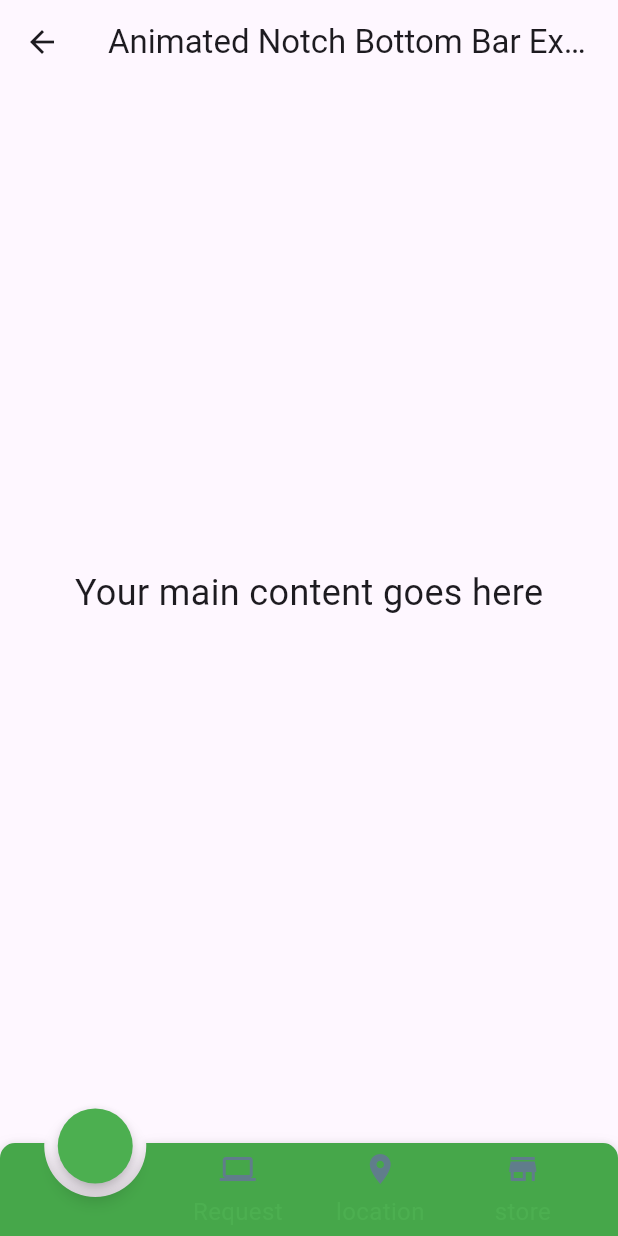
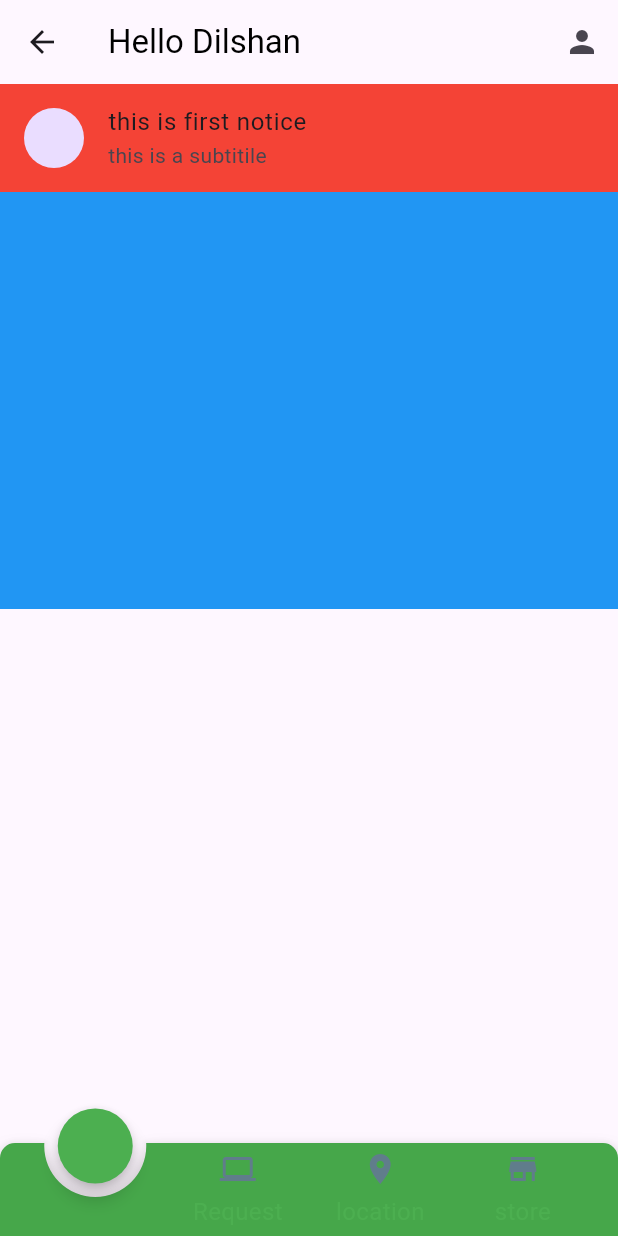
Before and after one commit to dilshan-mp/ecotrack, a Flutter app: the MyHomePage screen opened directly, on a phone screen of 412 x 824 dp. Run offline on Flutter 3.47's test engine with Material 3 defaults, Android fonts, the phone set to English and light mode, and no system bars; drawn by our look-alikes of animated_notch_bottom_bar; our stand-ins replace device_preview.

```diff
--- a/lib/main.dart
+++ b/lib/main.dart
@@ -1,3 +1,4 @@
+import 'package:ecotrack/screen/homePage.dart';
 import 'package:ecotrack/screen/signInPage.dart';
 import 'package:ecotrack/screen/startPage.dart';
 import 'package:flutter/material.dart';
@@ -14,7 +15,7 @@ class MainApp extends StatelessWidget {
   Widget build(BuildContext context) {
     return  const MaterialApp(
       debugShowCheckedModeBanner: false,
-      home:StartPage(),
+      home:HomePage(),
     );
   }
 }
--- a/lib/screen/storePage.dart
+++ b/lib/screen/storePage.dart
@@ -1,5 +1,6 @@
 import 'package:animated_notch_bottom_bar/animated_notch_bottom_bar/animated_notch_bottom_bar.dart';
 import 'package:ecotrack/screen/firstPage.dart';
+import 'package:ecotrack/screen/homePage.dart';
 import 'package:flutter/material.dart';
 
 class MyHomePage extends StatefulWidget {
@@ -12,18 +13,40 @@ class MyHomePage extends StatefulWidget {
 
 class _MyHomePageState extends State<MyHomePage> {
   final NotchBottomBarController _controller = NotchBottomBarController();
+  int currentIndex = 0;
 
   @override
   Widget build(BuildContext context) {
     return Scaffold(
       appBar: AppBar(
-        title: const Text("Animated Notch Bottom Bar Example"),
+        title: const Text("Hello Dilshan",style: TextStyle(color: Colors.black),),
+        actions: [
+          IconButton(
+            onPressed: (){},
+            icon: const Icon(Icons.person),
+          )
+        ],
       ),
-      body: const Center(
-        child: Text(
-          "Your main content goes here",
-          style: TextStyle(fontSize: 24.0),
-        ),
+      body: Column(
+        children: [
+          Container(
+            height:350,
+            color: Colors.red,
+            child: Column(
+              children: [
+                const ListTile(
+                  leading: CircleAvatar(),
+                  title: Text("this is first notice"),
+                  subtitle: Text("this is a subtitile"),
+                ),
+                Expanded(child: Container(
+                  color: Colors.blue,
+                ))
+              ],
+            ),
+
+          )
+        ],
       ),
       bottomNavigationBar: AnimatedNotchBottomBar(
         notchBottomBarController: _controller,
@@ -87,8 +110,8 @@ class _MyHomePageState extends State<MyHomePage> {
         blurFilterX: 5.0,
         blurFilterY: 10.0,
         onTap: (index) {
-          if(index == 1){
-            Navigator.of(context).push(MaterialPageRoute(builder: (context)=>const FirstPage()));
+          if(index == 0){
+            Navigator.of(context).push(MaterialPageRoute(builder: (context)=>const HomePage()));
           }
          },
         kIconSize: 24.0,
--- a/pubspec.yaml
+++ b/pubspec.yaml
@@ -23,6 +23,7 @@ flutter:
   assets:
     - asset/images/startImage.jpg
     - asset/images/appicon.png
+    - asset/images/feed1.jpg
   fonts:
     - family: Poppins-Bold
       fonts:
```
Also changed, not shown: lib/screen/homePage.dart (added, +75 -0 lines), asset/images/feed1.jpg (added).
